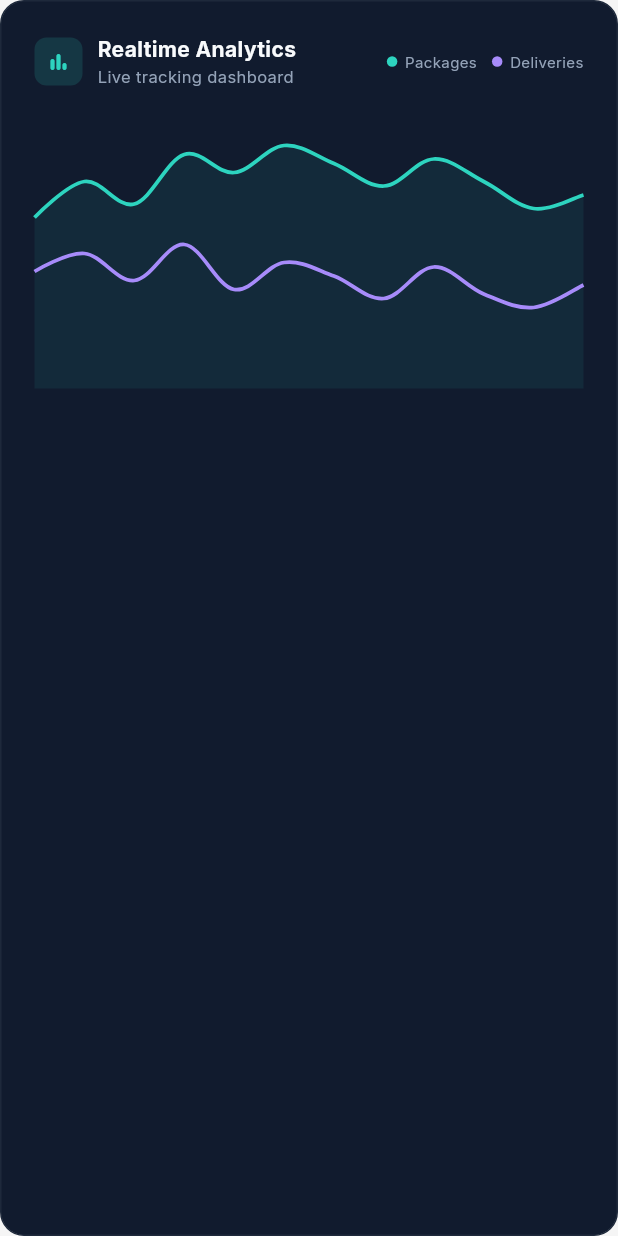
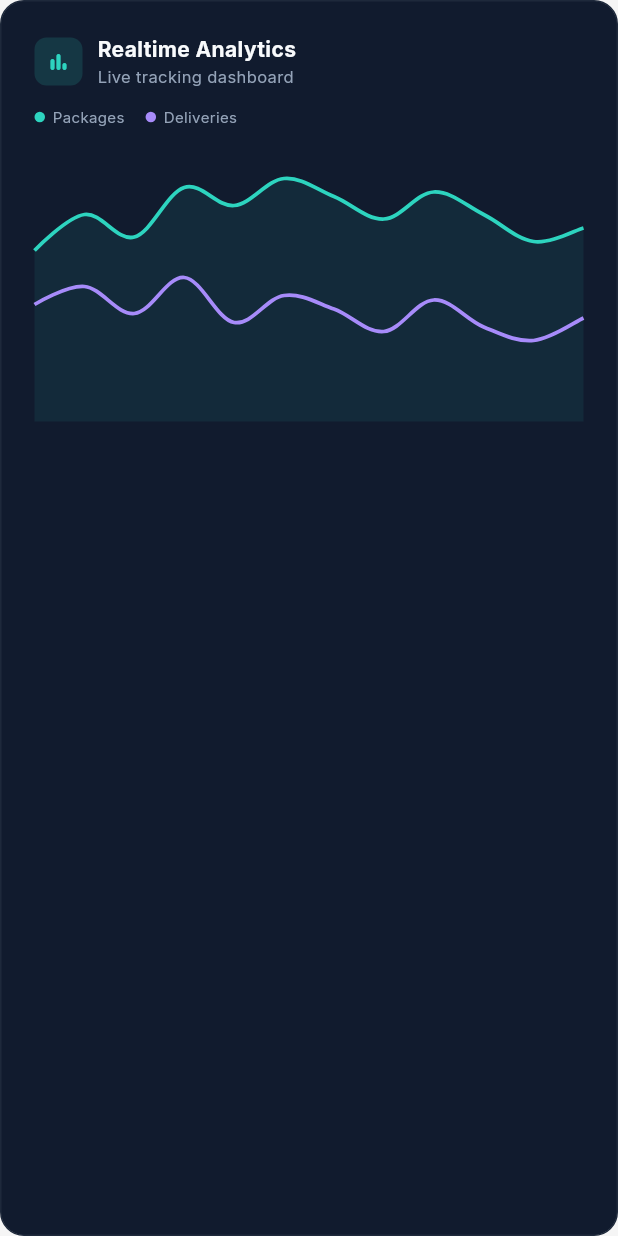
Before and after one commit to aplusdocs1-eng/shipping, a Flutter app: the _AnalyticsCard widget shown alone on an empty page, opened directly, on a phone screen of 412 x 824 dp. Run offline on Flutter 3.47's test engine with Material 3 defaults, Android fonts, the phone set to English and light mode, and no system bars; drawn by our look-alikes of fl_chart; our stand-ins replace google_fonts, shared_preferences, supabase_flutter; accounts and stored records are empty.

Commit message:
Fix hero mockup badge overlap and analytics legend overflow
Found via cross-viewport QA (375/320/820/1440/1920px):
- The floating "99.9% Uptime" badge overlapped the last package row in the hero mockup at every viewport; added clearance so it only overlaps the card border like the reference design.
- The analytics card's chart legend (Packages/Deliveries) silently overflowed past the card edge on narrow screens since release builds don't show Flutter's debug overflow banner; the legend now wraps below the title instead of fighting for space in a single Row.

Co-Authored-By: Claude Sonnet 5 <noreply@anthropic.com>

```diff
--- a/lib/screens/landing_screen.dart
+++ b/lib/screens/landing_screen.dart
@@ -570,6 +570,7 @@ class _HeroMockup extends StatelessWidget {
               const _MockPackageRow('AZ798767898', 'In transit', LandingScreen.amber),
               const SizedBox(height: 8),
               const _MockPackageRow('AZ356765435', 'Delivered', LandingScreen.green),
+              const SizedBox(height: 28),
             ],
           ),
         ),
@@ -850,20 +851,27 @@ class _AnalyticsCard extends StatelessWidget {
                 child: const Icon(Icons.bar_chart_rounded, size: 16, color: LandingScreen.teal),
               ),
               const SizedBox(width: 10),
-              const Column(
-                crossAxisAlignment: CrossAxisAlignment.start,
-                children: [
-                  Text('Realtime Analytics', style: TextStyle(color: LandingScreen.textPrimary, fontWeight: FontWeight.w700, fontSize: 14)),
-                  Text('Live tracking dashboard', style: TextStyle(color: LandingScreen.textSecondary, fontSize: 11)),
-                ],
-              ),
-              const Spacer(),
-              const _LegendDot(color: LandingScreen.teal, label: 'Packages'),
-              const SizedBox(width: 10),
-              const _LegendDot(color: LandingScreen.purple, label: 'Deliveries'),
+              const Expanded(
+                child: Column(
+                  crossAxisAlignment: CrossAxisAlignment.start,
+                  children: [
+                    Text('Realtime Analytics', style: TextStyle(color: LandingScreen.textPrimary, fontWeight: FontWeight.w700, fontSize: 14)),
+                    Text('Live tracking dashboard', style: TextStyle(color: LandingScreen.textSecondary, fontSize: 11)),
+                  ],
+                ),
+              ),
             ],
           ),
-          const SizedBox(height: 20),
+          const SizedBox(height: 12),
+          const Wrap(
+            spacing: 14,
+            runSpacing: 6,
+            children: [
+              _LegendDot(color: LandingScreen.teal, label: 'Packages'),
+              _LegendDot(color: LandingScreen.purple, label: 'Deliveries'),
+            ],
+          ),
+          const SizedBox(height: 16),
           SizedBox(
             height: 180,
             child: LineChart(
```
